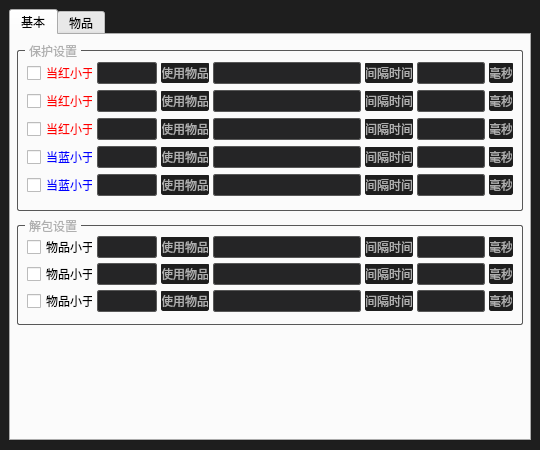
Qt form src/ui/main.ui (skychips/cheat-mir) before a commit.
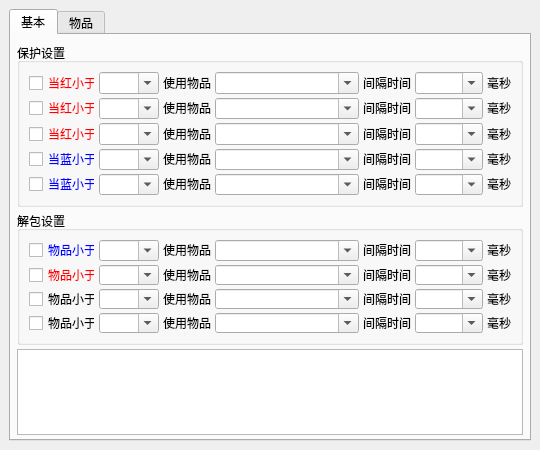
The same form after that commit.

What changed in the file:
```diff
--- a/src/ui/main.ui
+++ b/src/ui/main.ui
@@ -38,300 +38,7 @@
    <string/>
   </property>
   <property name="styleSheet">
-   <string notr="true">QMainWindow {
-  background-color: #1e1e1e;
-}
-
-QPushButton, QLineEdit, QGroupBox, QTextEdit, QComboBox {
-  border-width: 1px;
-  border-style: solid;
-  border-color: #585858;
-  border-radius: 2px;
-}
-
-QPushButton {
-  background-color: #252526;
-  color: #afafaf;
-  padding: 3px;
-  outline: none;
-}
-
-QPushButton:disabled {
-  background-color: #1e1e1e;
-  color: #727272;
-  padding: 3px;
-}
-
-QPushButton::menu-indicator {
-  subcontrol-origin: padding;
-  subcontrol-position: bottom right;
-  bottom: 4px;
-}
-
-QPushButton:pressed {
-  background-color: #272727;
-}
-
-QPushButton:pressed:hover {
-  border-width: 1px;
-  border-color: #afafaf;
-  border-style: solid;
-}
-
-QPushButton:hover {
-  border-width: 1px;
-  border-color: gainsboro;
-  border-style: solid;
-  color: gainsboro;
-}
-
-QPushButton:selected {
-  background-color: #23262c;
-  color: gainsboro;
-}
-
-QLineEdit {
-  background-color: #252526;
-  padding-top: 2px;
-  padding-bottom: 2px;
-  padding-left: 4px;
-  padding-right: 4px;
-  color: #b4b4b4;
-}
-
-QLineEdit:disabled {
-  background-color: #1e1e1e;
-  color: #727272;
-}
-
-QLineEdit:hover {
-  border-width: 1px;
-  border-color: gainsboro;
-  border-style: solid;
-  color: #b4b4b4;
-}
-
-QLineEdit:selected {
-  background-color: #23262c;
-  color: #b4b4b4;
-}
-
-QTextEdit {
-  padding-top: 1px;
-  padding-bottom: 2px;
-  background-color: #252526;
-  border-width: 1px;
-  border-color: #585858;
-  border-style: solid;
-  border-radius: 2px;
-  color: #b4b4b4;
-}
-
-QTextEdit:disabled {
-  background-color: #1e1e1e;
-  color: #727272;
-}
-
-QTextEdit:hover {
-  border-width: 1px;
-  border-color: gainsboro;
-  border-style: solid;
-  border-radius: 2px;
-  color: #b4b4b4;
-}
-
-QTextEdit:selected {
-  color: #b4b4b4;
-}
-
-QLabel {
-  background-color: #1e1e1e;
-  border-width: 1px;
-  border-style: solid;
-  border-color: #1e1e1e;
-  border-radius: 2px;
-  margin-top: -1px;
-  color: #afafaf;
-}
-
-QLabel:disabled {
-  background-color: #1e1e1e;
-  border-width: 1px;
-  border-color: gainsboro;
-  border-style: solid;
-  color: #787878;
-}
-
-QGroupBox {
-  padding: 0px;
-  margin-top: 9px;
-}
-
-QGroupBox:title {
-  subcontrol-origin: margin;
-  left: 8px;
-  padding-left: 2px;
-  padding-right: 2px;
-  padding-top: 3px;
-  padding-bottom: 0px;
-  color: #afafaf;
-}
-
-QSlider {
-  margin: 0px;
-  width: 22px;
-  background-color: #252526;
-  border-width: 1px;
-  border-style: solid;
-  border-color: #585858;
-  border-radius: 2px;
-}
-
-QSlider:disabled {
-  background-color: #1e1e1e;
-}
-
-QSlider::groove:horizontal {
-  margin: 0px;
-  height: 20px;
-  background-color: #252526;
-}
-
-QSlider::groove:vertical {
-  margin: 0px;
-  width: 20px;
-  background-color: #252526;
-}
-
-QSlider::groove:disabled {
-  background-color: #1e1e1e;
-}
-
-QSlider::add-page:vertical {
-  margin: 0px;
-  width: 4px;
-  background-color: #191919;
-}
-
-QSlider::add-page:vertical:disabled {
-  background-color: #1e1e1e;
-}
-
-QSlider::sub-page:horizontal {
-  margin: 0px;
-  height: 4px;
-  background-color: #191919;
-}
-
-QSlider::sub-page:horizontal:disabled {
-  background-color: #1e1e1e;
-}
-
-QSlider::handle:horizontal {
-  width: 16px;
-  margin: -1px -2px;
-  border-width: 1px;
-  border-style: solid;
-  border-color: #585858;
-  border-radius: 2px;
-  background-color: #0f0f0f;
-}
-
-QSlider::handle:horizontal:hover {
-  background-color: #272727;
-}
-
-QSlider::handle:vertical {
-  height: 16px;
-  margin: -1px -2px;
-  border-width: 1px;
-  border-style: solid;
-  border-color: #585858;
-  border-radius: 2px;
-  background-color: #0f0f0f;
-}
-
-QSlider::handle:vertical:hover {
-  border-width: 1px;
-  border-color: gainsboro;
-  border-style: solid;
-  border-radius: 2px;
-  color: #b4b4b4;
-  background-color: #272727;
-}
-
-QSlider::handle:disabled {
-  background-color: #1e1e1e;
-}
-
-QComboBox {
-  background-color: #252526;
-  color: #afafaf;
-  padding-left: 4px;
-  padding-right: 4px;
-  height: 20px;
-}
-
-QComboBox QAbstractItemView {
-  background-color: #252526;
-  border-width: 1px;
-  border-style: solid;
-  border-color: gainsboro;
-  border-radius: 2px;
-  color: #969696;
-  selection-color: gainsboro;
-  selection-background-color: #252526;
-  padding-left: 1px;
-}
-
-QComboBox:disabled {
-  background-color: #19232D;
-  color: #787878;
-}
-
-QComboBox:hover {
-  border-width: 1px;
-  border-color: gainsboro;
-  border-style: solid;
-  border-radius: 2px;
-  color: #b4b4b4;
-}
-
-QComboBox:on {
-  selection-background-color: #252526;
-}
-
-QComboBox:indicator {
-  background-color: transparent;
-  selection-background-color: transparent;
-  color: transparent;
-  selection-color: transparent;
-  /* Needed to remove indicator - fix #132 */
-}
-
-QComboBox:indicator:alternate {
-  background-color: #252526;
-}
-
-QComboBox:indicator:checked {
-  font-weight: bold;
-}
-
-QComboBox:indicator:selected {
-  border: 0px solid transparent;
-}
-
-QComboBox:drop-down {
-  subcontrol-origin: padding;
-  subcontrol-position: top right;
-  width: 20px;
-  border-left-width: 0px;
-  border-left-color: #afafaf;
-  border-left-style: solid;
-  border-top-right-radius: 3px;
-  border-bottom-right-radius: 3px;
-}
-</string>
+   <string notr="true"/>
   </property>
   <widget class="QWidget" name="centralwidget">
    <layout class="QVBoxLayout" name="verticalLayout_2">
@@ -344,26 +51,44 @@
        <attribute name="title">
         <string>基本</string>
        </attribute>
-       <layout class="QVBoxLayout" name="verticalLayout_6">
+       <layout class="QVBoxLayout" name="verticalLayout_5">
         <property name="spacing">
-         <number>5</number>
+         <number>4</number>
         </property>
         <property name="leftMargin">
-         <number>6</number>
+         <number>2</number>
         </property>
         <property name="topMargin">
          <number>6</number>
         </property>
         <property name="rightMargin">
-         <number>6</number>
+         <number>2</number>
         </property>
         <property name="bottomMargin">
-         <number>6</number>
+         <number>0</number>
+        </property>
+        <item>
+         <widget class="QWidget" name="widget_3" native="true">
+          <layout class="QVBoxLayout" name="verticalLayout">
+           <property name="spacing">
+            <number>4</number>
+           </property>
+           <property name="leftMargin">
+            <number>4</number>
+           </property>
+           <property name="topMargin">
+            <number>2</number>
+           </property>
+           <property name="rightMargin">
+            <number>4</number>
+           </property>
+           <property name="bottomMargin">
+            <number>4</number>
         </property>
         <item>
          <widget class="QGroupBox" name="groupBox">
           <property name="sizePolicy">
-           <sizepolicy hsizetype="Preferred" vsizetype="Expanding">
+              <sizepolicy hsizetype="Preferred" vsizetype="Fixed">
             <horstretch>0</horstretch>
             <verstretch>0</verstretch>
            </sizepolicy>
@@ -371,7 +96,7 @@
           <property name="minimumSize">
            <size>
             <width>0</width>
-            <height>170</height>
+               <height>164</height>
            </size>
           </property>
           <property name="maximumSize">
@@ -395,7 +120,7 @@
           <property name="title">
            <string>保护设置</string>
           </property>
-          <layout class="QVBoxLayout" name="verticalLayout">
+             <layout class="QHBoxLayout" name="horizontalLayout_8">
            <property name="spacing">
             <number>2</number>
            </property>
@@ -428,7 +153,7 @@
              <property name="maximumSize">
               <size>
                <width>16777215</width>
-               <height>150</height>
+                  <height>16777215</height>
               </size>
              </property>
              <layout class="QVBoxLayout" name="verticalLayout_3">
@@ -1336,21 +1061,39 @@
         <item>
          <widget class="QGroupBox" name="groupBox_2">
           <property name="sizePolicy">
-           <sizepolicy hsizetype="Preferred" vsizetype="Expanding">
+              <sizepolicy hsizetype="Preferred" vsizetype="Fixed">
             <horstretch>0</horstretch>
             <verstretch>0</verstretch>
            </sizepolicy>
           </property>
+             <property name="minimumSize">
+              <size>
+               <width>0</width>
+               <height>134</height>
+              </size>
+             </property>
           <property name="maximumSize">
            <size>
             <width>16777215</width>
-            <height>110</height>
+               <height>134</height>
+              </size>
+             </property>
+             <property name="sizeIncrement">
+              <size>
+               <width>0</width>
+               <height>134</height>
+              </size>
+             </property>
+             <property name="baseSize">
+              <size>
+               <width>0</width>
+               <height>134</height>
            </size>
           </property>
           <property name="title">
            <string>解包设置</string>
           </property>
-          <layout class="QVBoxLayout" name="verticalLayout_5">
+             <layout class="QHBoxLayout" name="horizontalLayout_9">
            <property name="spacing">
             <number>2</number>
            </property>
@@ -1377,10 +1120,10 @@
              <property name="maximumSize">
               <size>
                <width>16777215</width>
-               <height>100</height>
-              </size>
-             </property>
-             <layout class="QVBoxLayout" name="verticalLayout_4">
+                  <height>16777215</height>
+                 </size>
+                </property>
+                <layout class="QVBoxLayout" name="verticalLayout_6">
               <property name="spacing">
                <number>4</number>
               </property>
@@ -1396,179 +1139,6 @@
               <property name="bottomMargin">
                <number>5</number>
               </property>
-              <item>
-               <layout class="QHBoxLayout" name="horizontalLayout_10">
-                <item>
-                 <widget class="QCheckBox" name="checkBox_10">
-                  <property name="sizePolicy">
-                   <sizepolicy hsizetype="Preferred" vsizetype="Fixed">
-                    <horstretch>0</horstretch>
-                    <verstretch>0</verstretch>
-                   </sizepolicy>
-                  </property>
-                  <property name="minimumSize">
-                   <size>
-                    <width>66</width>
-                    <height>0</height>
-                   </size>
-                  </property>
-                  <property name="maximumSize">
-                   <size>
-                    <width>66</width>
-                    <height>20</height>
-                   </size>
-                  </property>
-                  <property name="layoutDirection">
-                   <enum>Qt::LeftToRight</enum>
-                  </property>
-                  <property name="text">
-                   <string>物品小于</string>
-                  </property>
-                  <property name="checked">
-                   <bool>false</bool>
-                  </property>
-                  <property name="tristate">
-                   <bool>false</bool>
-                  </property>
-                 </widget>
-                </item>
-                <item>
-                 <widget class="QComboBox" name="comboBox_28">
-                  <property name="minimumSize">
-                   <size>
-                    <width>60</width>
-                    <height>0</height>
-                   </size>
-                  </property>
-                  <property name="maximumSize">
-                   <size>
-                    <width>60</width>
-                    <height>16777215</height>
-                   </size>
-                  </property>
-                  <property name="sizeIncrement">
-                   <size>
-                    <width>60</width>
-                    <height>0</height>
-                   </size>
-                  </property>
-                  <property name="baseSize">
-                   <size>
-                    <width>60</width>
-                    <height>0</height>
-                   </size>
-                  </property>
-                  <property name="editable">
-                   <bool>true</bool>
-                  </property>
-                 </widget>
-                </item>
-                <item>
-                 <widget class="QLabel" name="label_28">
-                  <property name="sizePolicy">
-                   <sizepolicy hsizetype="Fixed" vsizetype="Fixed">
-                    <horstretch>0</horstretch>
-                    <verstretch>0</verstretch>
-                   </sizepolicy>
-                  </property>
-                  <property name="maximumSize">
-                   <size>
-                    <width>48</width>
-                    <height>20</height>
-                   </size>
-                  </property>
-                  <property name="text">
-                   <string>使用物品</string>
-                  </property>
-                  <property name="alignment">
-                   <set>Qt::AlignCenter</set>
-                  </property>
-                 </widget>
-                </item>
-                <item>
-                 <widget class="QComboBox" name="comboBox_29">
-                  <property name="editable">
-                   <bool>true</bool>
-                  </property>
-                 </widget>
-                </item>
-                <item>
-                 <widget class="QLabel" name="label_29">
-                  <property name="sizePolicy">
-                   <sizepolicy hsizetype="Fixed" vsizetype="Fixed">
-                    <horstretch>0</horstretch>
-                    <verstretch>0</verstretch>
-                   </sizepolicy>
-                  </property>
-                  <property name="maximumSize">
-                   <size>
-                    <width>48</width>
-                    <height>20</height>
-                   </size>
-                  </property>
-                  <property name="text">
-                   <string>间隔时间</string>
-                  </property>
-                  <property name="alignment">
-                   <set>Qt::AlignCenter</set>
-                  </property>
-                 </widget>
-                </item>
-                <item>
-                 <widget class="QComboBox" name="comboBox_30">
-                  <property name="minimumSize">
-                   <size>
-                    <width>68</width>
-                    <height>0</height>
-                   </size>
-                  </property>
-                  <property name="maximumSize">
-                   <size>
-                    <width>68</width>
-                    <height>16777215</height>
-                   </size>
-                  </property>
-                  <property name="sizeIncrement">
-                   <size>
-                    <width>68</width>
-                    <height>0</height>
-                   </size>
-                  </property>
-                  <property name="baseSize">
-                   <size>
-                    <width>68</width>
-                    <height>0</height>
-                   </size>
-                  </property>
-                  <property name="editable">
-                   <bool>true</bool>
-                  </property>
-                 </widget>
-                </item>
-                <item>
-                 <widget class="QLabel" name="label_30">
-                  <property name="sizePolicy">
-                   <sizepolicy hsizetype="Fixed" vsizetype="Fixed">
-                    <horstretch>0</horstretch>
-                    <verstretch>0</verstretch>
-                   </sizepolicy>
-                  </property>
-                  <property name="maximumSize">
-                   <size>
-                    <width>24</width>
-                    <height>20</height>
-                   </size>
-                  </property>
-                  <property name="text">
-                   <string>毫秒</string>
-                  </property>
-                  <property name="alignment">
-                   <set>Qt::AlignCenter</set>
-                  </property>
-                 </widget>
-                </item>
-               </layout>
-              </item>
               <item>
                <layout class="QHBoxLayout" name="horizontalLayout_6">
                 <item>
@@ -1594,6 +1164,9 @@
                   <property name="layoutDirection">
                    <enum>Qt::LeftToRight</enum>
                   </property>
+                     <property name="styleSheet">
+                      <string notr="true">QCheckBox { color:rgb(0, 0, 255) }</string>
+                     </property>
                   <property name="text">
                    <string>物品小于</string>
                   </property>
@@ -1767,6 +1340,9 @@
                   <property name="layoutDirection">
                    <enum>Qt::LeftToRight</enum>
                   </property>
+                     <property name="styleSheet">
+                      <string notr="true">QCheckBox { color:rgb(255, 0, 0) }</string>
+                     </property>
                   <property name="text">
                    <string>物品小于</string>
                   </property>
@@ -1915,24 +1491,369 @@
                 </item>
                </layout>
               </item>
-             </layout>
-            </widget>
-           </item>
-          </layout>
+                 <item>
+                  <layout class="QHBoxLayout" name="horizontalLayout_10">
+                   <item>
+                    <widget class="QCheckBox" name="checkBox_8">
+                     <property name="sizePolicy">
+                      <sizepolicy hsizetype="Preferred" vsizetype="Fixed">
+                       <horstretch>0</horstretch>
+                       <verstretch>0</verstretch>
+                      </sizepolicy>
+                     </property>
+                     <property name="minimumSize">
+                      <size>
+                       <width>66</width>
+                       <height>0</height>
+                      </size>
+                     </property>
+                     <property name="maximumSize">
+                      <size>
+                       <width>66</width>
+                       <height>20</height>
+                      </size>
+                     </property>
+                     <property name="layoutDirection">
+                      <enum>Qt::LeftToRight</enum>
+                     </property>
+                     <property name="styleSheet">
+                      <string notr="true"/>
+                     </property>
+                     <property name="text">
+                      <string>物品小于</string>
+                     </property>
+                     <property name="checked">
+                      <bool>false</bool>
+                     </property>
+                     <property name="tristate">
+                      <bool>false</bool>
+                     </property>
+                    </widget>
+                   </item>
+                   <item>
+                    <widget class="QComboBox" name="using_item_digital_3">
+                     <property name="minimumSize">
+                      <size>
+                       <width>60</width>
+                       <height>0</height>
+                      </size>
+                     </property>
+                     <property name="maximumSize">
+                      <size>
+                       <width>60</width>
+                       <height>16777215</height>
+                      </size>
+                     </property>
+                     <property name="sizeIncrement">
+                      <size>
+                       <width>60</width>
+                       <height>0</height>
+                      </size>
+                     </property>
+                     <property name="baseSize">
+                      <size>
+                       <width>60</width>
+                       <height>0</height>
+                      </size>
+                     </property>
+                     <property name="editable">
+                      <bool>true</bool>
+                     </property>
+                    </widget>
+                   </item>
+                   <item>
+                    <widget class="QLabel" name="label_22">
+                     <property name="sizePolicy">
+                      <sizepolicy hsizetype="Fixed" vsizetype="Fixed">
+                       <horstretch>0</horstretch>
+                       <verstretch>0</verstretch>
+                      </sizepolicy>
+                     </property>
+                     <property name="maximumSize">
+                      <size>
+                       <width>48</width>
+                       <height>20</height>
+                      </size>
+                     </property>
+                     <property name="text">
+                      <string>使用物品</string>
+                     </property>
+                     <property name="alignment">
+                      <set>Qt::AlignCenter</set>
+                     </property>
+                    </widget>
+                   </item>
+                   <item>
+                    <widget class="QComboBox" name="using_item_name_3">
+                     <property name="editable">
+                      <bool>true</bool>
+                     </property>
+                    </widget>
+                   </item>
+                   <item>
+                    <widget class="QLabel" name="label_23">
+                     <property name="sizePolicy">
+                      <sizepolicy hsizetype="Fixed" vsizetype="Fixed">
+                       <horstretch>0</horstretch>
+                       <verstretch>0</verstretch>
+                      </sizepolicy>
+                     </property>
+                     <property name="maximumSize">
+                      <size>
+                       <width>48</width>
+                       <height>20</height>
+                      </size>
+                     </property>
+                     <property name="text">
+                      <string>间隔时间</string>
+                     </property>
+                     <property name="alignment">
+                      <set>Qt::AlignCenter</set>
+                     </property>
+                    </widget>
+                   </item>
+                   <item>
+                    <widget class="QComboBox" name="using_item_time_3">
+                     <property name="minimumSize">
+                      <size>
+                       <width>68</width>
+                       <height>0</height>
+                      </size>
+                     </property>
+                     <property name="maximumSize">
+                      <size>
+                       <width>68</width>
+                       <height>16777215</height>
+                      </size>
+                     </property>
+                     <property name="sizeIncrement">
+                      <size>
+                       <width>68</width>
+                       <height>0</height>
+                      </size>
+                     </property>
+                     <property name="baseSize">
+                      <size>
+                       <width>68</width>
+                       <height>0</height>
+                      </size>
+                     </property>
+                     <property name="editable">
+                      <bool>true</bool>
+                     </property>
+                    </widget>
+                   </item>
+                   <item>
+                    <widget class="QLabel" name="label_24">
+                     <property name="sizePolicy">
+                      <sizepolicy hsizetype="Fixed" vsizetype="Fixed">
+                       <horstretch>0</horstretch>
+                       <verstretch>0</verstretch>
+                      </sizepolicy>
+                     </property>
+                     <property name="maximumSize">
+                      <size>
+                       <width>24</width>
+                       <height>20</height>
+                      </size>
+                     </property>
+                     <property name="text">
+                      <string>毫秒</string>
+                     </property>
+                     <property name="alignment">
+                      <set>Qt::AlignCenter</set>
+                     </property>
+                    </widget>
+                   </item>
+                  </layout>
+                 </item>
+                 <item>
+                  <layout class="QHBoxLayout" name="horizontalLayout_15">
+                   <item>
+                    <widget class="QCheckBox" name="checkBox_9">
+                     <property name="sizePolicy">
+                      <sizepolicy hsizetype="Preferred" vsizetype="Fixed">
+                       <horstretch>0</horstretch>
+                       <verstretch>0</verstretch>
+                      </sizepolicy>
+                     </property>
+                     <property name="minimumSize">
+                      <size>
+                       <width>66</width>
+                       <height>0</height>
+                      </size>
+                     </property>
+                     <property name="maximumSize">
+                      <size>
+                       <width>66</width>
+                       <height>20</height>
+                      </size>
+                     </property>
+                     <property name="layoutDirection">
+                      <enum>Qt::LeftToRight</enum>
+                     </property>
+                     <property name="styleSheet">
+                      <string notr="true"/>
+                     </property>
+                     <property name="text">
+                      <string>物品小于</string>
+                     </property>
+                     <property name="checked">
+                      <bool>false</bool>
+                     </property>
+                     <property name="tristate">
+                      <bool>false</bool>
+                     </property>
          </widget>
         </item>
         <item>
-         <spacer name="verticalSpacer">
-          <property name="orientation">
-           <enum>Qt::Vertical</enum>
-          </property>
-          <property name="sizeHint" stdset="0">
+                    <widget class="QComboBox" name="using_item_digital_5">
+                     <property name="minimumSize">
+                      <size>
+                       <width>60</width>
+                       <height>0</height>
+                      </size>
+                     </property>
+                     <property name="maximumSize">
            <size>
-            <width>20</width>
-            <height>103</height>
-           </size>
-          </property>
-         </spacer>
+                       <width>60</width>
+                       <height>16777215</height>
+                      </size>
+                     </property>
+                     <property name="sizeIncrement">
+                      <size>
+                       <width>60</width>
+                       <height>0</height>
+                      </size>
+                     </property>
+                     <property name="baseSize">
+                      <size>
+                       <width>60</width>
+                       <height>0</height>
+                      </size>
+                     </property>
+                     <property name="editable">
+                      <bool>true</bool>
+                     </property>
+                    </widget>
+                   </item>
+                   <item>
+                    <widget class="QLabel" name="label_25">
+                     <property name="sizePolicy">
+                      <sizepolicy hsizetype="Fixed" vsizetype="Fixed">
+                       <horstretch>0</horstretch>
+                       <verstretch>0</verstretch>
+                      </sizepolicy>
+                     </property>
+                     <property name="maximumSize">
+                      <size>
+                       <width>48</width>
+                       <height>20</height>
+                      </size>
+                     </property>
+                     <property name="text">
+                      <string>使用物品</string>
+                     </property>
+                     <property name="alignment">
+                      <set>Qt::AlignCenter</set>
+                     </property>
+                    </widget>
+                   </item>
+                   <item>
+                    <widget class="QComboBox" name="using_item_name_5">
+                     <property name="editable">
+                      <bool>true</bool>
+                     </property>
+                    </widget>
+                   </item>
+                   <item>
+                    <widget class="QLabel" name="label_26">
+                     <property name="sizePolicy">
+                      <sizepolicy hsizetype="Fixed" vsizetype="Fixed">
+                       <horstretch>0</horstretch>
+                       <verstretch>0</verstretch>
+                      </sizepolicy>
+                     </property>
+                     <property name="maximumSize">
+                      <size>
+                       <width>48</width>
+                       <height>20</height>
+                      </size>
+                     </property>
+                     <property name="text">
+                      <string>间隔时间</string>
+                     </property>
+                     <property name="alignment">
+                      <set>Qt::AlignCenter</set>
+                     </property>
+                    </widget>
+                   </item>
+                   <item>
+                    <widget class="QComboBox" name="using_item_time_4">
+                     <property name="minimumSize">
+                      <size>
+                       <width>68</width>
+                       <height>0</height>
+                      </size>
+                     </property>
+                     <property name="maximumSize">
+                      <size>
+                       <width>68</width>
+                       <height>16777215</height>
+                      </size>
+                     </property>
+                     <property name="sizeIncrement">
+                      <size>
+                       <width>68</width>
+                       <height>0</height>
+                      </size>
+                     </property>
+                     <property name="baseSize">
+                      <size>
+                       <width>68</width>
+                       <height>0</height>
+                      </size>
+                     </property>
+                     <property name="editable">
+                      <bool>true</bool>
+                     </property>
+                    </widget>
+                   </item>
+                   <item>
+                    <widget class="QLabel" name="label_27">
+                     <property name="sizePolicy">
+                      <sizepolicy hsizetype="Fixed" vsizetype="Fixed">
+                       <horstretch>0</horstretch>
+                       <verstretch>0</verstretch>
+                      </sizepolicy>
+                     </property>
+                     <property name="maximumSize">
+                      <size>
+                       <width>24</width>
+                       <height>20</height>
+                      </size>
+                     </property>
+                     <property name="text">
+                      <string>毫秒</string>
+                     </property>
+                     <property name="alignment">
+                      <set>Qt::AlignCenter</set>
+                     </property>
+                    </widget>
+                   </item>
+                  </layout>
+                 </item>
+                </layout>
+               </widget>
+              </item>
+             </layout>
+            </widget>
+           </item>
+           <item>
+            <widget class="QTextBrowser" name="textBrowser"/>
+           </item>
+          </layout>
+         </widget>
         </item>
        </layout>
       </widget>
```
Left out of the diff: 47 changed lines with no effect on the pictures. Lines whose indentation alone changed are shown as unchanged.
